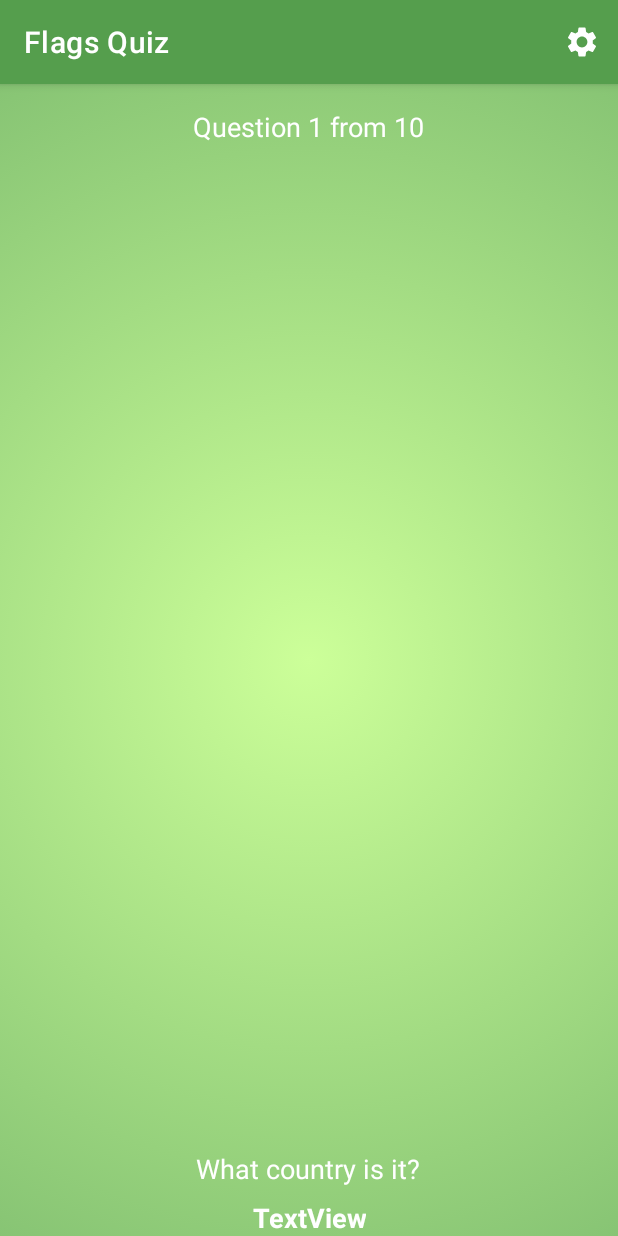
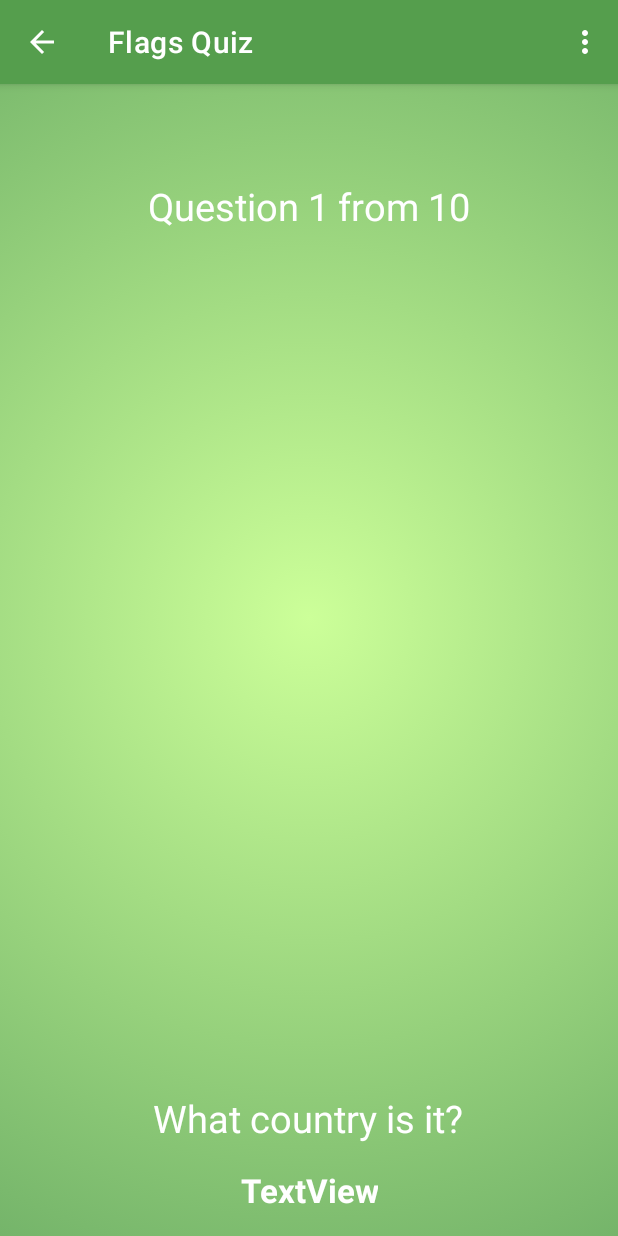
Before and after one commit to ElinkAP/Quiz-Flag, an Android app: the screen it shows after launch (QuizActivity), after a tap on "START QUIZ", on a phone screen of 412 x 824 dp. Run offline under Robolectric (Android 15) with nearby library versions, the phone set to English and light mode, and no system bars; our stand-ins replace androidx.preference; 9 statements that could not run were skipped.

Commit message:
Add menu Remove the bottom bar

```diff
--- a/app/src/main/java/com/ewelion85/flagsquiz/MainActivity.java
+++ b/app/src/main/java/com/ewelion85/flagsquiz/MainActivity.java
@@ -2,6 +2,7 @@ package com.ewelion85.flagsquiz;
 
 
 import android.content.Intent;
+import android.os.Build;
 import android.os.Bundle;
 import android.view.View;
 import android.widget.Button;
@@ -12,10 +13,12 @@ import androidx.appcompat.app.AppCompatActivity;
 public class MainActivity extends AppCompatActivity {
 
     Button startButton;
+    protected static int currentApiVersion = android.os.Build.VERSION.SDK_INT;
 
     @Override
     protected void onCreate(Bundle savedInstanceState) {
         super.onCreate(savedInstanceState);
+
 
         setContentView(R.layout.activity_main);
 
@@ -28,6 +31,16 @@ public class MainActivity extends AppCompatActivity {
                 startActivity(settingsActivityIntent);
             }
         });
+
+        currentApiVersion = android.os.Build.VERSION.SDK_INT;
+        final int flags = View.SYSTEM_UI_FLAG_LAYOUT_STABLE |
+                View.SYSTEM_UI_FLAG_LAYOUT_HIDE_NAVIGATION |
+                 View.SYSTEM_UI_FLAG_HIDE_NAVIGATION |
+                 View.SYSTEM_UI_FLAG_IMMERSIVE_STICKY;
+        if (currentApiVersion >= Build.VERSION_CODES.KITKAT) {
+            getWindow().getDecorView().setSystemUiVisibility(flags);
+        }
+
+
     }
-
 }
--- a/app/src/main/java/com/ewelion85/flagsquiz/QuizActivity.java
+++ b/app/src/main/java/com/ewelion85/flagsquiz/QuizActivity.java
@@ -1,16 +1,19 @@
 package com.ewelion85.flagsquiz;
-
-import androidx.appcompat.app.AppCompatActivity;
-import androidx.preference.PreferenceManager;
 
 import android.content.Intent;
 import android.content.SharedPreferences;
 import android.content.pm.ActivityInfo;
 import android.content.res.Configuration;
+import android.os.Build;
 import android.os.Bundle;
 import android.view.Menu;
 import android.view.MenuItem;
+import android.view.View;
 import android.widget.Toast;
+
+import androidx.appcompat.app.ActionBar;
+import androidx.appcompat.app.AppCompatActivity;
+import androidx.preference.PreferenceManager;
 
 import java.util.Set;
 
@@ -49,6 +52,23 @@ public class QuizActivity extends AppCompatActivity {
         if (phoneDevice){
             setRequestedOrientation(ActivityInfo.SCREEN_ORIENTATION_PORTRAIT);
         }
+
+
+        final int flags = View.SYSTEM_UI_FLAG_LAYOUT_STABLE |
+                View.SYSTEM_UI_FLAG_LAYOUT_HIDE_NAVIGATION |
+                View.SYSTEM_UI_FLAG_HIDE_NAVIGATION |
+                View.SYSTEM_UI_FLAG_IMMERSIVE_STICKY;
+        if (MainActivity.currentApiVersion >= Build.VERSION_CODES.KITKAT) {
+            getWindow().getDecorView().setSystemUiVisibility(flags);
+        }
+
+        ActionBar actionBar = getSupportActionBar();
+
+        // Customize the back button
+        actionBar.setHomeAsUpIndicator(R.drawable.arrow_back);
+
+        // showing the back button in action bar
+        actionBar.setDisplayHomeAsUpEnabled(true);
 
 
     }
@@ -96,9 +116,28 @@ public class QuizActivity extends AppCompatActivity {
 //            return true;
 //        }
 
-        Intent preferencesIntent = new Intent(this, SettingsActivity.class);
-        startActivity(preferencesIntent);
+//        Intent preferencesIntent = new Intent(this, SettingsActivity.class);
+//        startActivity(preferencesIntent);
 
+
+        switch (item.getItemId()) {
+            case android.R.id.home:
+                this.finish();
+                return true;
+            case R.id.action_settings:
+                Intent preferencesIntent = new Intent(this, SettingsActivity.class);
+                startActivity(preferencesIntent);
+                return true;
+            case R.id.close_app:
+                Intent homeIntent = new Intent(Intent.ACTION_MAIN);
+                homeIntent.addCategory( Intent.CATEGORY_HOME );
+                homeIntent.setFlags(Intent.FLAG_ACTIVITY_CLEAR_TOP);
+                startActivity(homeIntent);
+                return true;
+            case R.id.restart_quiz:
+
+                return true;
+        }
 
         return super.onOptionsItemSelected(item);
     }
--- /dev/null
+++ b/app/src/main/res/drawable/arrow_back.xml
@@ -0,0 +1,11 @@
+<vector xmlns:android="http://schemas.android.com/apk/res/android"
+    android:width="24dp"
+    android:height="24dp"
+    android:viewportWidth="24"
+    android:viewportHeight="24"
+    android:tint="?attr/colorControlNormal"
+    android:autoMirrored="true">
+  <path
+      android:fillColor="@android:color/white"
+      android:pathData="M20,11H7.83l5.59,-5.59L12,4l-8,8 8,8 1.41,-1.41L7.83,13H20v-2z"/>
+</vector>
--- a/app/src/main/res/drawable/gradient_background2.xml
+++ b/app/src/main/res/drawable/gradient_background2.xml
@@ -5,7 +5,7 @@
     <item>
         <shape>
             <gradient
-                android:gradientRadius="600dp"
+                android:gradientRadius="500dp"
                 android:endColor="#6DAE66"
                 android:startColor="#CCFF99"
                 android:type="radial" />
--- a/app/src/main/res/layout/activity_main.xml
+++ b/app/src/main/res/layout/activity_main.xml
@@ -13,7 +13,7 @@
         android:layout_width="0dp"
         android:layout_height="wrap_content"
         android:layout_marginStart="8dp"
-        android:layout_marginTop="16dp"
+        android:layout_marginTop="100dp"
         android:layout_marginEnd="8dp"
         android:layout_marginBottom="32dp"
         android:textSize="20sp"
@@ -45,4 +45,6 @@
         app:layout_constraintStart_toStartOf="parent"
         app:layout_constraintTop_toBottomOf="@id/settings_fragment" />
 
+
+
 </androidx.constraintlayout.widget.ConstraintLayout>
--- a/app/src/main/res/layout/activity_settings.xml
+++ b/app/src/main/res/layout/activity_settings.xml
@@ -11,7 +11,7 @@
         android:id="@+id/textView2"
         android:layout_width="match_parent"
         android:layout_height="wrap_content"
-        android:layout_marginTop="16dp"
+        android:layout_marginTop="120dp"
         android:layout_marginBottom="16dp"
         android:gravity="center"
         android:text="Changing the preferences will restart the quiz"
--- a/app/src/main/res/layout/fragment_main.xml
+++ b/app/src/main/res/layout/fragment_main.xml
@@ -14,9 +14,9 @@
         android:layout_width="wrap_content"
         android:layout_height="wrap_content"
         android:layout_gravity="center_horizontal"
-        android:layout_marginTop="16dp"
+        android:layout_marginTop="120dp"
         android:layout_marginBottom="@dimen/spacing"
-
+android:textSize="25sp"
         android:text="@string/question"
         android:textAppearance="@style/TextAppearance.AppCompat.Medium" />
 
@@ -40,6 +40,7 @@
         android:layout_height="wrap_content"
         android:layout_gravity="center_horizontal"
         android:layout_marginBottom="8dp"
+        android:textSize="25sp"
         android:text="@string/guess_country"
         android:textAppearance="@style/TextAppearance.AppCompat.Medium" />
 
@@ -157,7 +158,9 @@
         android:layout_gravity="bottom|center_horizontal"
         android:gravity="center_horizontal"
         android:text="TextView"
-        android:textAppearance="@style/TextAppearance.AppCompat.Medium"
+        android:layout_marginBottom="16dp"
+        android:layout_marginTop="8dp"
+        android:textAppearance="@style/TextAppearance.AppCompat.Large"
         android:textStyle="bold" />
 
 </LinearLayout>
--- a/app/src/main/res/menu/menu_main.xml
+++ b/app/src/main/res/menu/menu_main.xml
@@ -5,8 +5,14 @@
 
     <item
         android:id="@+id/action_settings"
-        android:icon="@drawable/ic_baseline_settings_24"
-        android:orderInCategory="100"
         android:title="@string/action_settings"
-        app:showAsAction="always" />
+        app:showAsAction="never" />
+    <item
+        android:id="@+id/close_app"
+        android:title="Close App"
+        app:showAsAction="never" />
+    <item
+        android:id="@+id/restart_quiz"
+        android:title="Restart Quiz"
+        app:showAsAction="never" />
 </menu>
--- a/app/src/main/res/values/arrays.xml
+++ b/app/src/main/res/values/arrays.xml
@@ -11,13 +11,15 @@
     </string-array>
 
     <string-array name="regions_list_for_settings">
-        <item>Afryka</item>
-        <item>Azja</item>
-        <item>Europa</item>
-        <item>Ameryka Polnocna</item>
+        <item>Africa</item>
+        <item>Asia</item>
+        <item>Europe</item>
+        <item>North America</item>
         <item>Oceania</item>
-        <item>Ameryka Poludniowa</item>
+        <item>South America</item>
     </string-array>
+
+
 
     <string-array name="guesses_list">
         <item>2</item>
--- a/app/src/main/res/values/themes.xml
+++ b/app/src/main/res/values/themes.xml
@@ -13,6 +13,8 @@
         <item name="android:statusBarColor" tools:targetApi="l">?attr/colorPrimaryVariant</item>
         <!-- Customize your theme here. -->
         <item name="android:textColor">@color/white</item>
+        <item name="android:itemTextAppearance">@style/myCustomMenuTextAppearance</item>
+
 
 
           </style>
@@ -22,7 +24,9 @@
         <item name="windowNoTitle">true</item>
     </style>
 
-
+    <style name="myCustomMenuTextAppearance" parent="@android:style/TextAppearance.Widget.IconMenu.Item">
+        <item name="android:textColor">@color/dark_green</item>
+    </style>
 
 
     <!--    <style name="PreferenceThemeOverlay">-->
--- a/app/src/main/res/xml/preferences.xml
+++ b/app/src/main/res/xml/preferences.xml
@@ -13,8 +13,8 @@
 
     <MultiSelectListPreference
         android:defaultValue="@array/regions_list"
-        android:entries="@array/regions_list_for_settings"
-        android:entryValues="@array/regions_list"
+        android:entries="@array/regions_list"
+        android:entryValues="@array/regions_list_for_settings"
         android:key="pref_regionsToInclude"
         android:persistent="true"
         android:summary="@string/world_regions_descriptions"
```
Also changed, not shown: app/src/main/AndroidManifest.xml (+8 -2 lines), app/src/main/java/com/ewelion85/flagsquiz/SettingsActivity.java (+24 -0 lines). Lines whose indentation alone changed are shown as unchanged.
